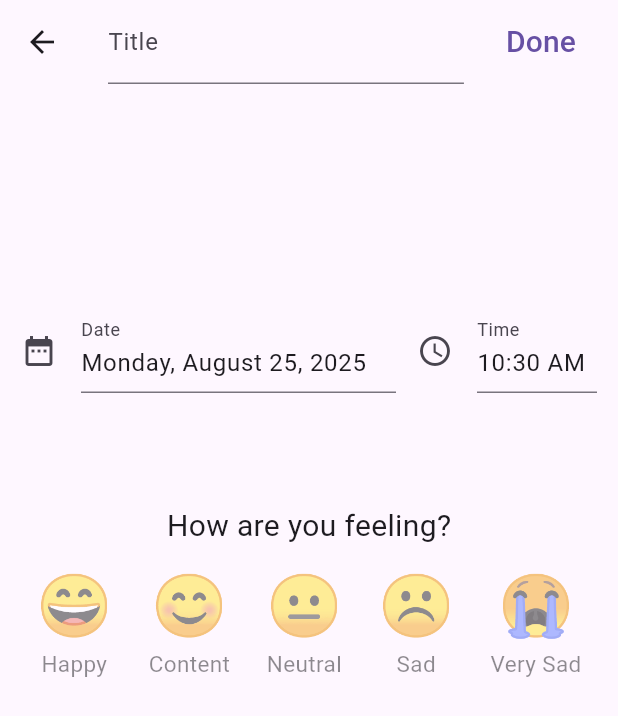
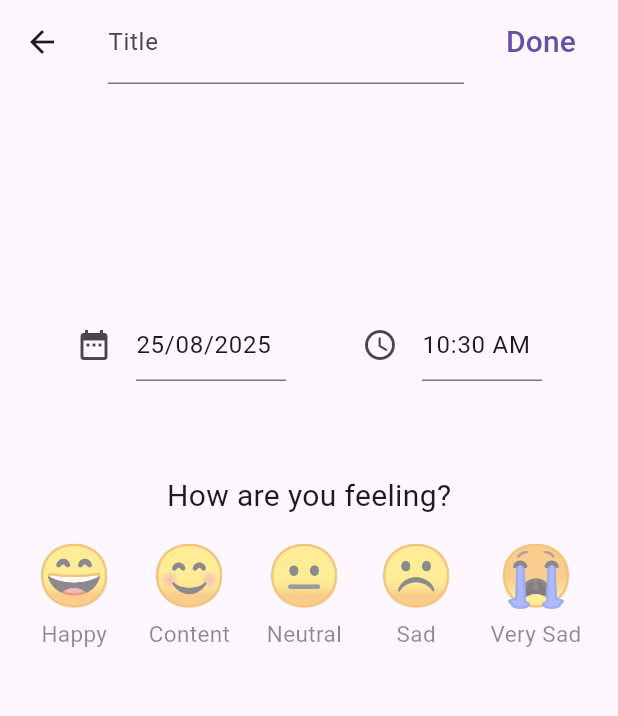
Before and after one commit to gianworks/emotiary, a Flutter app: the screen it shows after launch, after a tap on the "edit" icon, on a phone screen of 412 x 824 dp. Shown: the top 716 px of the screen. Run offline on Flutter 3.47's test engine with Material 3 defaults, Android fonts, the phone set to English and light mode, and no system bars; our stand-ins replace shared_preferences, syncfusion_flutter_charts.

Commit message:
Refactor navigation result handling and improve mood chart date formatting

```diff
--- a/lib/Screens/home_screen.dart
+++ b/lib/Screens/home_screen.dart
@@ -40,55 +40,56 @@ class _HomeScreenState extends State<HomeScreen> {
   }
 
   void _goToNewEntryScreen() async {
-    final bool result = await Navigator.push(context, MaterialPageRoute(builder: (_) => NewEntryScreen()));
-    if (result == false) return;
+    final dynamic result = await Navigator.push(context, MaterialPageRoute(builder: (_) => NewEntryScreen()));
+    if (result == null) return;
     _updateEntries();
   }
 
   void _goToViewEntryScreen(Map entry) async {
-    final bool result = await Navigator.push(context, MaterialPageRoute(builder: (_) => ViewEntryScreen(entry: entry)));
-    if (result == false) return;
+    final dynamic result = await Navigator.push(context, MaterialPageRoute(builder: (_) => ViewEntryScreen(entry: entry)));
+    if (result == null) return;
     _updateEntries();
   }
 
+  DateTime _getWeekStart() {
+    final DateTime today = DateTime.now();
+    return DateTime(today.year, today.month, today.day - (today.weekday - DateTime.monday));
+  }
+
+  DateTime _getWeekEnd() {
+    final DateTime start = _getWeekStart();
+    return start.add(Duration(days: 7)).subtract(Duration(milliseconds: 1));
+  }
+
   bool _isInCurrentWeek(String entryDate) {
-    final DateTime parsedDate = DateFormat("EEEE, MMMM dd, yyyy").parse(entryDate);
+    final DateTime date = DateFormat("dd/MM/yyyy").parse(entryDate);
+    final DateTime start = _getWeekStart();
+    final DateTime end = _getWeekEnd();
 
-    // Normalize (strip time)
-    final DateTime givenDate = DateTime(parsedDate.year, parsedDate.month, parsedDate.day);
-    final DateTime today = DateTime.now();
-    final DateTime refDate = DateTime(today.year, today.month, today.day);
-
-    // Start of the week (Monday)
-    final DateTime weekStart = refDate.subtract(Duration(days: refDate.weekday - DateTime.monday));
-
-    // End of the week (Sunday)
-    final DateTime weekEnd = weekStart.add(Duration(days: 6));
-
-    return givenDate.isAfter(weekStart.subtract(Duration(seconds: 1))) && givenDate.isBefore(weekEnd.add(Duration(seconds: 1)));
+    return !date.isBefore(start) && !date.isAfter(end);
   }
 
   void _updateMoodCharts() {
-    // Reset all values
     for (var moodDataList in _moodCharts.values) {
       for (var moodData in moodDataList) {
         moodData.amount = 0;
       }
     }
 
-    // Filter relevant entries (week only)
-    final currentWeekEntries = _entries.where((entry) => _isInCurrentWeek(entry["date"]));
+    final Iterable<dynamic> currentWeekEntries = _entries.where((entry) => _isInCurrentWeek(entry["date"]));
 
-    // Update mood data amount
     for (var entry in currentWeekEntries) {
       final String entryMood = entry["mood"];
-      final String entryDate = entry["date"];
+      String entryDate = entry["date"];
+
+      final DateTime date = DateFormat("dd/MM/yyyy").parse(entryDate);
+      entryDate = DateFormat("E").format(date);
 
       final List<MoodData>? moodDataList = _moodCharts[entryMood];
       if (moodDataList == null) continue;
 
       for (var moodData in moodDataList) {
-        if (!entryDate.contains(moodData.day)) continue;
+        if (entryDate != moodData.day) continue;
         moodData.amount++;
         break;
       }
@@ -127,11 +128,10 @@ class _HomeScreenState extends State<HomeScreen> {
       body: ListView(
         children: <Widget>[
           const SizedBox(height: 50),
-
           Padding(
             padding: EdgeInsets.symmetric(horizontal: 10),
             child: SfCartesianChart(
-              title: ChartTitle(text: "Weekly Moods & Metrics"),
+              title: ChartTitle(text: "This Week's Mood Journey\n${DateFormat("MMM d").format(_getWeekStart())} - ${DateFormat("MMM d").format(_getWeekEnd())}"),
               legend: Legend(
                 isVisible: true,
                 position: LegendPosition.bottom,
@@ -154,13 +154,9 @@ class _HomeScreenState extends State<HomeScreen> {
               ]
             )
           ),
-
           const SizedBox(height: 20),
-
           Text("Saved Entries", style: TextStyle(fontSize: 21.5), textAlign: TextAlign.center),
-
           const SizedBox(height: 10),
-
           if (_entries.isNotEmpty) ...[
             ListView.builder(
               shrinkWrap: true,
@@ -169,12 +165,10 @@ class _HomeScreenState extends State<HomeScreen> {
               itemBuilder: (BuildContext context, int index) {
                 final int reverseIndex = _entries.length - 1 - index;
                 final Map entry = _entries[reverseIndex];
-
                 final String entryEmoji = entry["emoji"];
                 final String entryTitle = entry["title"];
                 final String entryBody = entry["body"];
                 final String entryDate = entry["date"];
-
                 return Card(
                   margin: EdgeInsets.symmetric(vertical: 6, horizontal: 28),
                   child: ListTile(
@@ -183,10 +177,12 @@ class _HomeScreenState extends State<HomeScreen> {
                       crossAxisAlignment: CrossAxisAlignment.start,
                       children: <Widget>[
                         Text(entryTitle, style: TextStyle(fontSize: 18)),
-                        Text(entryBody, style: TextStyle(fontSize: 14.5), maxLines: 5, overflow: TextOverflow.ellipsis)
+                        const SizedBox(height: 10),
+                        Text(entryBody, style: TextStyle(fontSize: 14.5), maxLines: 5, overflow: TextOverflow.ellipsis),
+                        const SizedBox(height: 10)
                       ]
                     ),
-                    subtitle: Text("\n$entryDate", style: TextStyle(fontSize: 14.5)),
+                    subtitle: Text(entryDate, style: TextStyle(fontSize: 14.5)),
                     trailing: Icon(Icons.arrow_right_rounded, size: 38, color: Colors.grey),
                     onTap: () => _goToViewEntryScreen(entry)
                   )
@@ -218,10 +214,10 @@ class _HomeScreenState extends State<HomeScreen> {
       xValueMapper: (MoodData mood, _) => mood.day,
       yValueMapper: (MoodData mood, _) => mood.amount,
       color: color,
-      opacity: 0.3,
+      opacity: 0.5,
       borderDrawMode: BorderDrawMode.all,
       borderColor: color,
-      borderWidth: 3
+      borderWidth: 0
     );
   }
 }
--- a/lib/Screens/new_entry_screen.dart
+++ b/lib/Screens/new_entry_screen.dart
@@ -1,5 +1,6 @@
+import 'package:flutter/material.dart';
+import 'package:intl/intl.dart';
 import 'package:emotiary/Services/preferences_service.dart';
-import 'package:flutter/material.dart';
 
 class NewEntryScreen extends StatefulWidget {
   const NewEntryScreen({super.key});
@@ -32,22 +33,8 @@ class _NewEntryScreenState extends State<NewEntryScreen> {
     _setTimeControllerText(TimeOfDay.now());
   }
 
-  String _formatDate(DateTime dateTime) {
-    final MaterialLocalizations localizations = MaterialLocalizations.of(context);
-    final String dateTimeFormatted = localizations.formatFullDate(dateTime);
-
-    return dateTimeFormatted;
-  }
-
-  String _formatTime(TimeOfDay timeOfDay) {
-    final MaterialLocalizations localizations = MaterialLocalizations.of(context);
-    final String timeOfDayFormatted = localizations.formatTimeOfDay(timeOfDay);
-
-    return timeOfDayFormatted;
-  }
-
-  void _setDateControllerText(DateTime dateTime) => setState(() => _dateController.text = _formatDate(dateTime));
-  void _setTimeControllerText(TimeOfDay timeOfDay) => setState(() => _timeController.text = _formatTime(timeOfDay));
+  void _setDateControllerText(DateTime dateTime) => setState(() => _dateController.text = DateFormat("dd/MM/yyyy").format(dateTime));
+  void _setTimeControllerText(TimeOfDay timeOfDay) => setState(() => _timeController.text = timeOfDay.format(context));
 
   Future<void> _selectDate() async {
     DateTime? dateTime = await showDatePicker(
@@ -144,13 +131,13 @@ class _NewEntryScreenState extends State<NewEntryScreen> {
                 mainAxisAlignment: MainAxisAlignment.spaceEvenly,
                 children: [
                   SizedBox(
-                    width: 250,
+                    width: 140,
                     height: 60,
                     child: TextField(
                       controller: _dateController,
                       readOnly: true,
                       enableInteractiveSelection: false,
-                      decoration: InputDecoration(labelText: "Date", icon: Icon(Icons.date_range)),
+                      decoration: InputDecoration(icon: Icon(Icons.date_range)),
                       onTap: _selectDate,
                     )
                   ),
@@ -161,13 +148,13 @@ class _NewEntryScreenState extends State<NewEntryScreen> {
                       controller: _timeController,
                       readOnly: true,
                       enableInteractiveSelection: false,
-                      decoration: InputDecoration(labelText: "Time", icon: Icon(Icons.access_time)),
+                      decoration: InputDecoration(icon: Icon(Icons.access_time)),
                       onTap: _selectTime,
                     )
                   )
                 ]
               ),
-              const SizedBox(height: 70),
+              const SizedBox(height: 50),
               Text("How are you feeling?", style: TextStyle(fontSize: 20)),
               const SizedBox(height: 10),
               Row(
@@ -198,13 +185,12 @@ class _NewEntryScreenState extends State<NewEntryScreen> {
               ]
             ]
           ),
-
           Column(
             children: <Widget>[
               const SizedBox(height: 50),
               Container(
                 padding: EdgeInsets.symmetric(horizontal: 20),
-                height: 700,
+                height: 650,
                 color: Colors.white,
                 child: TextField(
                   controller: _bodyController,
@@ -219,7 +205,7 @@ class _NewEntryScreenState extends State<NewEntryScreen> {
               )
             ]
           )
-        ],
+        ]
       )
     );
   }
```
